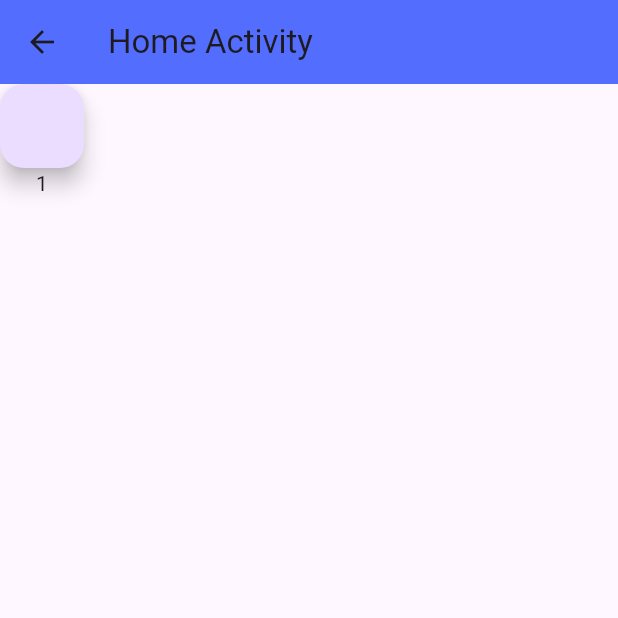
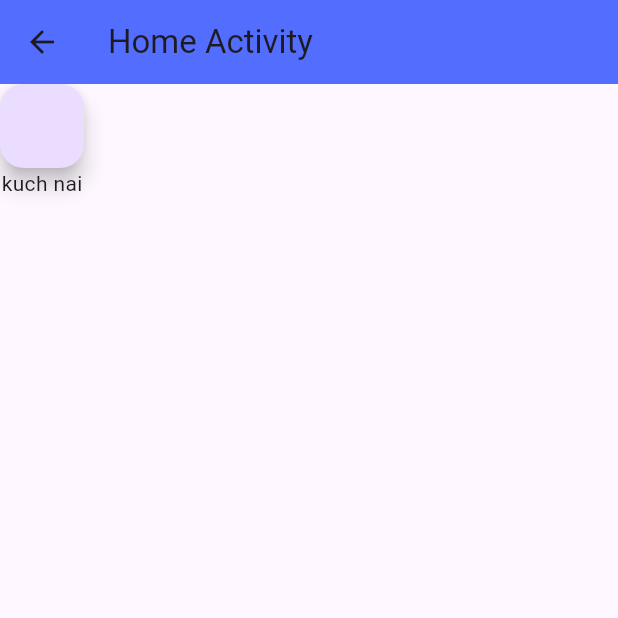
Before and after one commit to HaseebKhanGitHub/Mausam_App, a Flutter app: the screen it shows after launch, after a tap on "Go to Home", on a phone screen of 412 x 824 dp, the top half of it. Run offline on Flutter 3.47's test engine with Material 3 defaults, Android fonts, the phone set to English and light mode, and no system bars.

Commit message:
Update home.dart

```diff
--- a/lib/Activity/home.dart
+++ b/lib/Activity/home.dart
@@ -4,8 +4,7 @@ import 'dart:async';
 import 'dart:convert';
 
 import 'package:flutter/material.dart';
-import 'package:http/http.dart' as http;
-import 'package:http/http.dart';
+
 
 
 class Home extends StatefulWidget {
@@ -17,37 +16,15 @@ class Home extends StatefulWidget {
 
 class _HomeState extends State<Home> {
 
-
-     void getData() async{
-
-       var url = Uri.parse('https://api.openweathermap.org/data/2.5/weather?q=Gujranwala&appid=9f24f45f1a43cd906106cb78433a7be0');
-       http.Response response = await http.get(url); // Use the Uri object with http.get
-       Map data = jsonDecode(response.body); // Decode the JSON response
-
-       /*Map temp_data = data['main'];
-       double temp = temp_data['temp'];
-       print(temp);*/
-
-       List weather_data = data['weather'];  //list type
-       Map weather_main_data = weather_data[0];   //dictionary type
-
-       print(weather_data);
-       print(weather_main_data['main']);
-
-
-     }
-
   @override
   void initState() {
         super.initState();
-        getData();
         print('This is a  init state');
 
 
   }
 
 
-  int counter = 1;
   @override
   Widget build(BuildContext context) {
     return Scaffold(
@@ -58,15 +35,12 @@ class _HomeState extends State<Home> {
       body: Column(
         children: [
           FloatingActionButton(
-            onPressed: () => setState(() {
-            counter += 1;
-            }),
-          ),Text('$counter')
+            onPressed: (){
+
+            }
+          ),Text('kuch nai')
         ],
       ),
-
-
-
 
     );
   }
```
